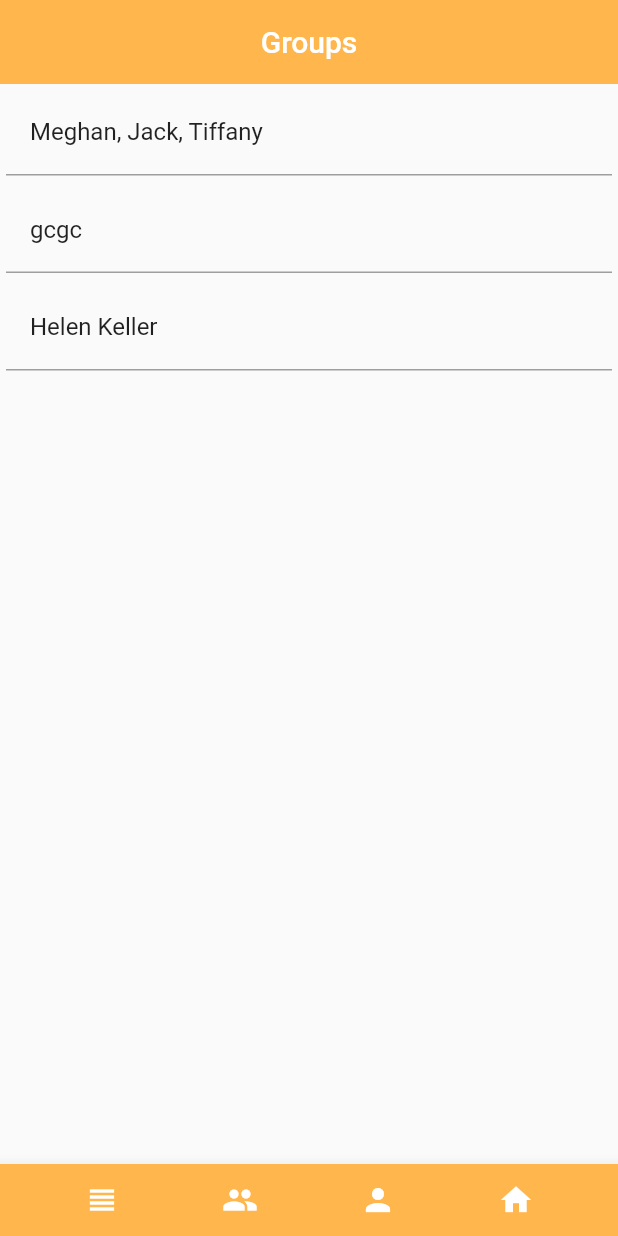
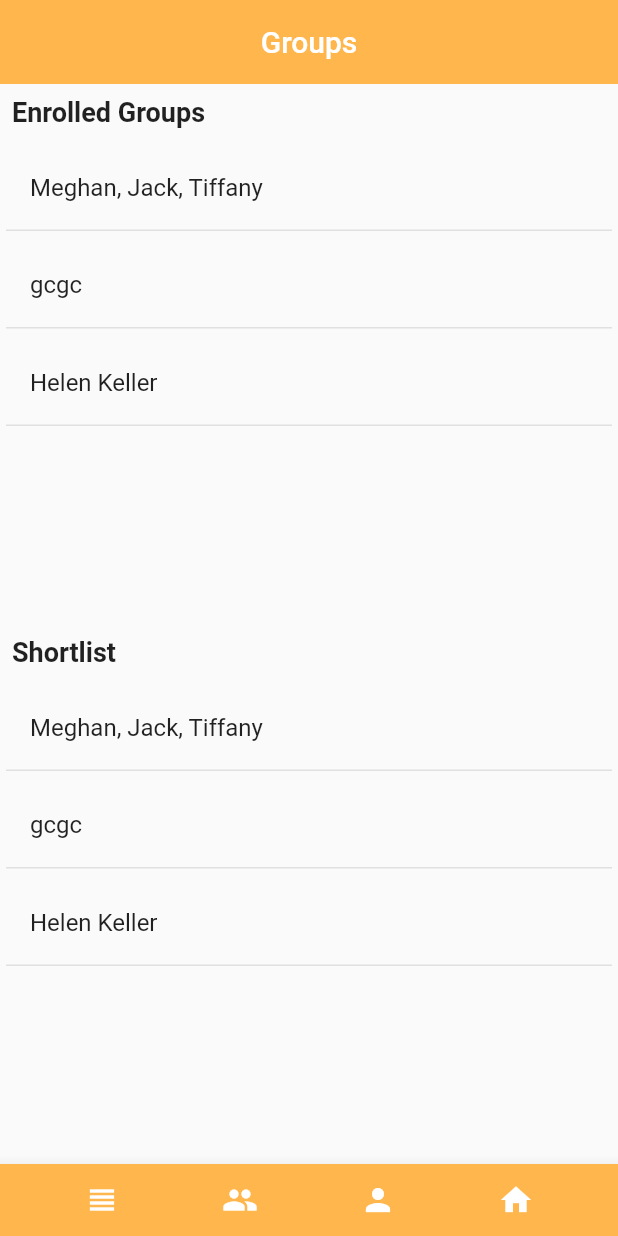
Before and after one commit to LukePerry14/Movein, a Flutter app: the screen it shows after launch, item 2 of the bottom bar chosen, on a phone screen of 412 x 824 dp. Run offline on Flutter 3.47's test engine with Material 2 defaults, Android fonts, the phone set to English and light mode, and no system bars.

Commit message:
added shortlist section to groups

```diff
--- a/lib/Pages/Groups.dart
+++ b/lib/Pages/Groups.dart
@@ -32,10 +32,16 @@ class Group {
 
 class Groups extends StatelessWidget {
   final List<Group> userGroups;
+  final List<Group> shortList;
 
   const Groups({
     Key? key,
     this.userGroups = const [
+      Group(members:{1423: "Meghan", 5678: "Jack", 8471: "Tiffany"}, groupName: ""),
+      Group(members: {5341: "Petes", 5478: "Pomps", 8472: "Brian"}, groupName: "gcgc"),
+      Group(members: {9801: "Dum", 7854: "Dee", 9071: "Me"}, groupName: "Helen Keller"),
+    ],
+    this.shortList = const [
       Group(members:{1423: "Meghan", 5678: "Jack", 8471: "Tiffany"}, groupName: ""),
       Group(members: {5341: "Petes", 5478: "Pomps", 8472: "Brian"}, groupName: "gcgc"),
       Group(members: {9801: "Dum", 7854: "Dee", 9071: "Me"}, groupName: "Helen Keller"),
@@ -52,20 +58,31 @@ class Groups extends StatelessWidget {
           elevation: 0,
           title: const Text('Groups'),
         ),
-        body: ListView.builder(
+        body: Column(
+          crossAxisAlignment: CrossAxisAlignment.start,
+          children: [
+            const Padding(
+              padding: EdgeInsets.all(8.0),
+              child: Text(
+                'Enrolled Groups',
+                style: TextStyle(fontSize: 18, fontWeight: FontWeight.bold),
+              ),
+            ),
+            Flexible(
+              child: ListView.builder(
                 itemCount: userGroups.length,
                 itemBuilder: (context, index) {
                   return Padding(
                     padding: EdgeInsets.zero,
                     child: Card(
-                elevation: 0, // Optional: Set elevation to 0 to remove the shadow
+                      elevation: 0,
                       shape: RoundedRectangleBorder(borderRadius: BorderRadius.zero),
-                color: Colors.transparent, // Set the background color of the Card to transparent
+                      color: Colors.transparent,
                       child: Container(
                         decoration: BoxDecoration(
                           border: Border(
                             bottom: BorderSide(
-                        color: Colors.grey[500]!,
+                              color: Colors.grey[300]!,
                             ),
                           ),
                         ),
@@ -81,9 +98,56 @@ class Groups extends StatelessWidget {
                       ),
                     ),
                   );
-
                 },
               ),
+            ),
+            const Padding(
+              padding: EdgeInsets.all(8.0),
+              child: Text(
+                'Shortlist',
+                style: TextStyle(fontSize: 18, fontWeight: FontWeight.bold),
+              ),
+            ),
+            Flexible(
+
+              child: Align(
+                alignment: Alignment.topCenter,
+                child: ListView.builder(
+                  itemCount: userGroups.length,
+                  itemBuilder: (context, index) {
+                    return Padding(
+                      padding: EdgeInsets.zero,
+                      child: Card(
+                        elevation: 0,
+                        shape: RoundedRectangleBorder(borderRadius: BorderRadius.zero),
+                        color: Colors.transparent,
+                        child: Container(
+                          decoration: BoxDecoration(
+                            border: Border(
+                              bottom: BorderSide(
+                                color: Colors.grey[300]!,
+                              ),
+                            ),
+                          ),
+                          child: ListTile(
+                            onTap: () {
+                              Navigator.pushNamed(context, '/Messages', arguments: {
+                                'members': shortList[index].members,
+                                'groupName': shortList[index].name(),
+                              });
+                            },
+                            title: Text(shortList[index].name()),
+                          ),
+                        ),
+                      ),
+                    );
+                  },
+                ),
+              ),
+            ),
+          ],
+        ),
+
         bottomNavigationBar: custom_navbar(),
       ),
       routes: {
```
Lines whose indentation alone changed are shown as unchanged.
